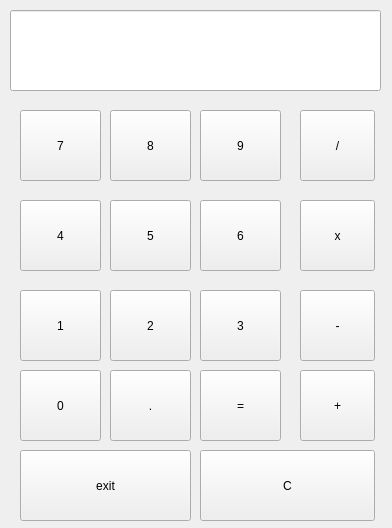
The window that uis/Ui_Base/arith_calculator.ui (JordanLeich/Ultimate-Calculator) describes before a commit, drawn with Qt 5.
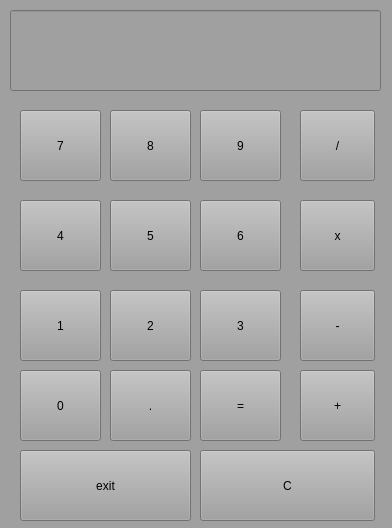
The same window after the commit.

```diff
--- a/uis/Ui_Base/arith_calculator.ui
+++ b/uis/Ui_Base/arith_calculator.ui
@@ -11,10 +11,14 @@
    </rect>
   </property>
   <property name="windowTitle">
-   <string>Form</string>
+   <string>Calculator</string>
+  </property>
+  <property name="autoFillBackground">
+   <bool>false</bool>
   </property>
   <property name="styleSheet">
-   <string notr="true">font: 15pt &quot;MS Shell Dlg 2&quot;;</string>
+   <string notr="true">font: 15pt &quot;MS Shell Dlg 2&quot;;
+background-color: rgb(160, 160, 160);</string>
   </property>
   <widget class="QPushButton" name="seven">
    <property name="geometry">
```
Left out of the diff: 3 changed lines with no effect on the pictures.
